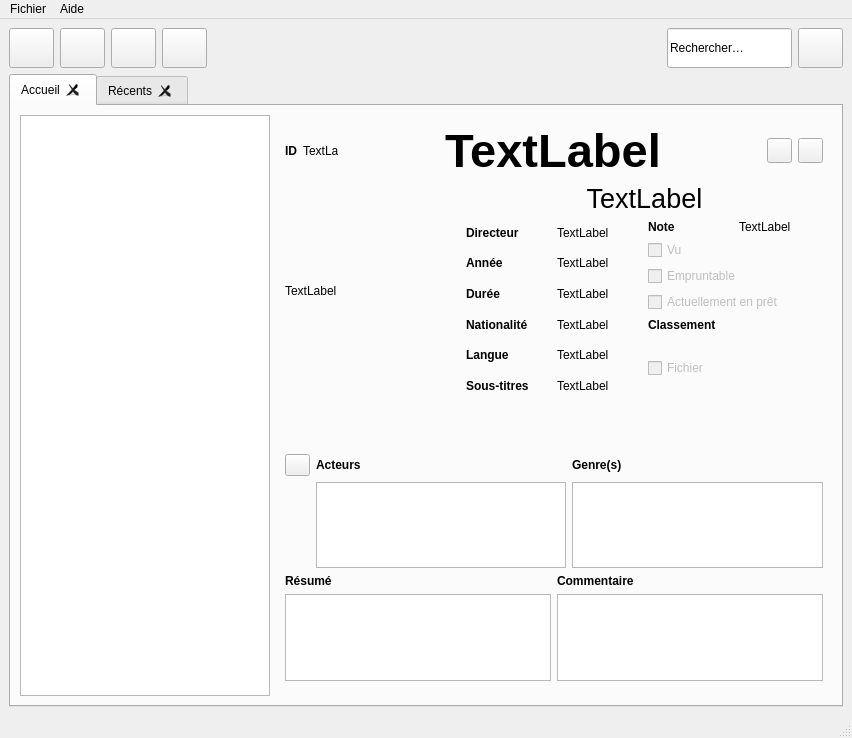
Before: the Qt Designer form dadabooks.ui in chindit/dadabooks, drawn with Qt 5.
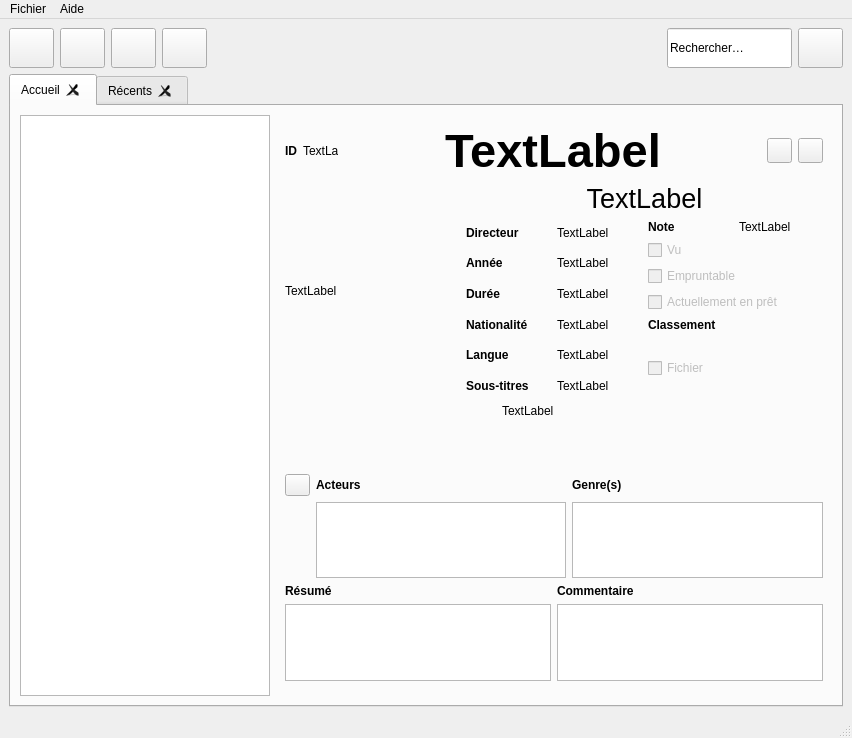
After: the same form once the commit is applied. The open tabs and pages were chosen to show the change. Icons and pictures are not drawn.

The edit to the form file:
```diff
--- a/dadabooks.ui
+++ b/dadabooks.ui
@@ -769,6 +769,39 @@
               </item>
              </layout>
             </item>
+            <item row="3" column="1" colspan="2">
+             <layout class="QHBoxLayout" name="horizontalLayoutEtiquettes">
+              <property name="leftMargin">
+               <number>0</number>
+              </property>
+              <property name="topMargin">
+               <number>0</number>
+              </property>
+              <item>
+               <widget class="QLabel" name="labelEtiquettesImage">
+                <property name="maximumSize">
+                 <size>
+                  <width>30</width>
+                  <height>16777215</height>
+                 </size>
+                </property>
+                <property name="text">
+                 <string/>
+                </property>
+                <property name="pixmap">
+                 <pixmap resource="images.qrc">:/boutons/images/etiquette_small.png</pixmap>
+                </property>
+               </widget>
+              </item>
+              <item>
+               <widget class="QLabel" name="labelEtiquettesText">
+                <property name="text">
+                 <string>TextLabel</string>
+                </property>
+               </widget>
+              </item>
+             </layout>
+            </item>
            </layout>
           </widget>
           <widget class="QWidget" name="page_3">
```
